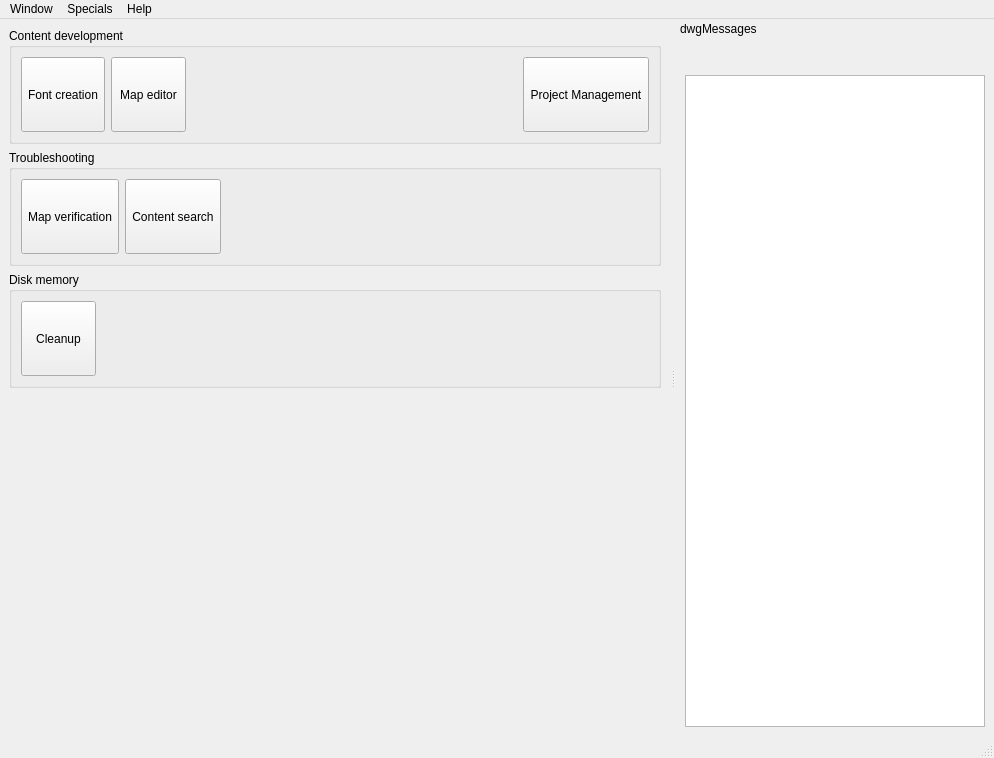
Above: OTModules/OTGeneric/wstart.ui from pietr26/OMSI-Tools before the change. Below: the same form after it.
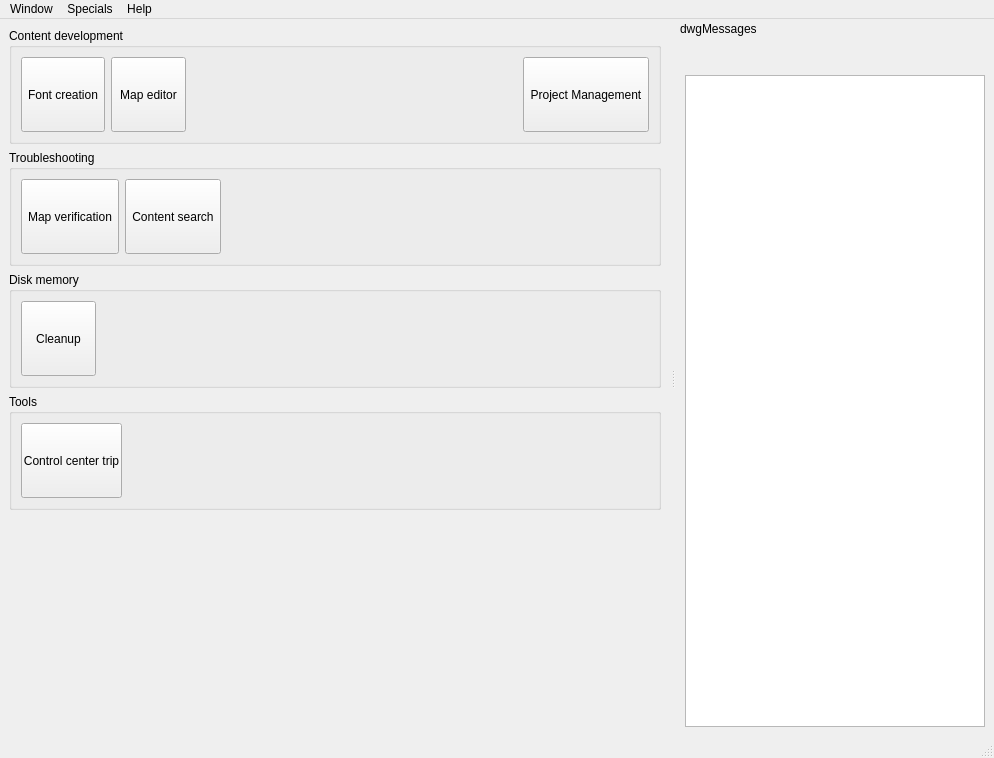
That is the form after the change. Icons and pictures are not drawn.

Commit message: First draft of LFClient

Patch:
```diff
--- a/OTModules/OTGeneric/wstart.ui
+++ b/OTModules/OTGeneric/wstart.ui
@@ -388,6 +388,81 @@
       </layout>
      </widget>
     </item>
+    <item>
+     <widget class="QGroupBox" name="gbxTools">
+      <property name="sizePolicy">
+       <sizepolicy hsizetype="Preferred" vsizetype="Preferred">
+        <horstretch>0</horstretch>
+        <verstretch>0</verstretch>
+       </sizepolicy>
+      </property>
+      <property name="toolTip">
+       <string/>
+      </property>
+      <property name="title">
+       <string>Tools</string>
+      </property>
+      <layout class="QHBoxLayout" name="horizontalLayout_5">
+       <item>
+        <widget class="QToolButton" name="tbnLFClient">
+         <property name="minimumSize">
+          <size>
+           <width>75</width>
+           <height>75</height>
+          </size>
+         </property>
+         <property name="baseSize">
+          <size>
+           <width>1</width>
+           <height>1</height>
+          </size>
+         </property>
+         <property name="autoFillBackground">
+          <bool>false</bool>
+         </property>
+         <property name="text">
+          <string>Control center trip</string>
+         </property>
+         <property name="icon">
+          <iconset resource="../../ressources.qrc">
+           <normaloff>:/rec/data/icons/iconBus.svg</normaloff>:/rec/data/icons/iconBus.svg</iconset>
+         </property>
+         <property name="iconSize">
+          <size>
+           <width>25</width>
+           <height>25</height>
+          </size>
+         </property>
+         <property name="checkable">
+          <bool>false</bool>
+         </property>
+         <property name="popupMode">
+          <enum>QToolButton::DelayedPopup</enum>
+         </property>
+         <property name="toolButtonStyle">
+          <enum>Qt::ToolButtonTextUnderIcon</enum>
+         </property>
+         <property name="autoRaise">
+          <bool>false</bool>
+         </property>
+        </widget>
+       </item>
+       <item>
+        <spacer name="horizontalSpacer_5">
+         <property name="orientation">
+          <enum>Qt::Horizontal</enum>
+         </property>
+         <property name="sizeHint" stdset="0">
+          <size>
+           <width>536</width>
+           <height>20</height>
+          </size>
+         </property>
+        </spacer>
+       </item>
+      </layout>
+     </widget>
+    </item>
     <item>
      <spacer name="verticalSpacer_2">
       <property name="orientation">
```
The commit also changes 9 other files.
